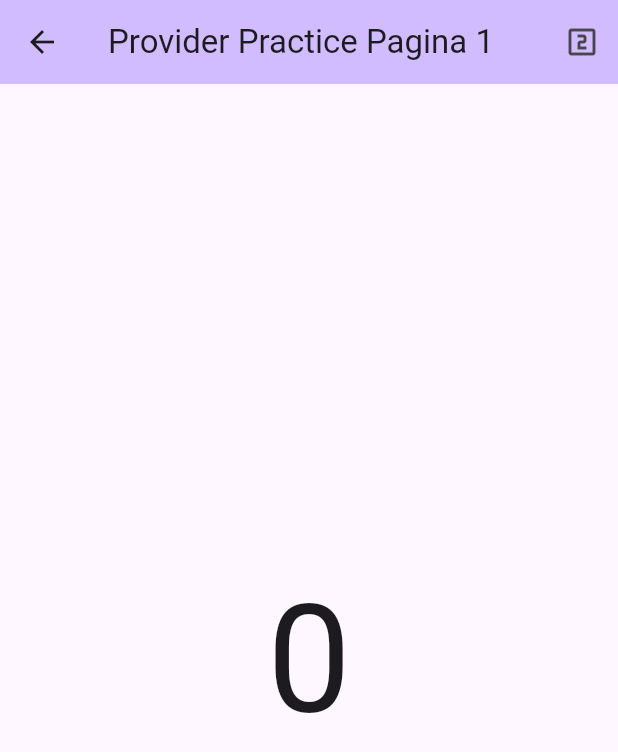
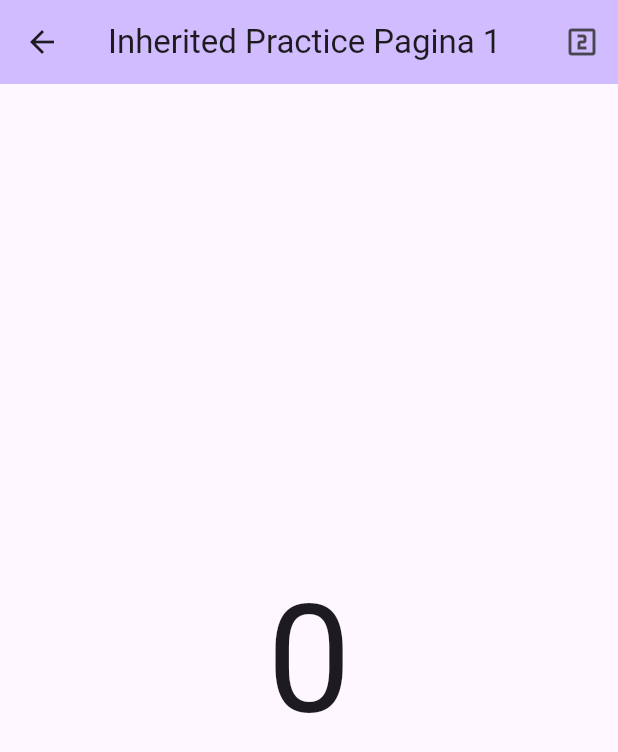
Before and after one commit to DevmenteSac/inherited-practice, a Flutter app: the screen it shows after launch, after a tap on the "looks one" icon, on a phone screen of 412 x 824 dp. Shown: the top 752 px of the screen. Run offline on Flutter 3.47's test engine with Material 3 defaults, Android fonts, the light colour scheme and no system bars.

Commit message:
inherited title change

```diff
--- a/lib/main.dart
+++ b/lib/main.dart
@@ -4,7 +4,7 @@ import 'package:inherited_practice/providers/counter_provider.dart';
 import 'package:inherited_practice/screens/home_screen.dart';
 
 void main() {
-  runApp(MyApp());
+  runApp(const MyApp());
 }
 
 class MyApp extends StatelessWidget {
@@ -17,7 +17,7 @@ class MyApp extends StatelessWidget {
       counterProvider: counterProvider,
       child: MaterialApp(
         debugShowCheckedModeBanner: false,
-        title: 'Material App',
+        title: 'Ah App',
         theme: ThemeData(primarySwatch: Colors.purple),
         home: const HomeScreen(),
       ),
--- a/lib/screens/home_screen.dart
+++ b/lib/screens/home_screen.dart
@@ -28,7 +28,7 @@ class _HomeScreenState extends State<HomeScreen> {
     return Scaffold(
       appBar: AppBar(
         backgroundColor: Theme.of(context).colorScheme.inversePrimary,
-        title: const Text("Provider Practice"),
+        title: const Text("Inherited Practice"),
         actions: [
           IconButton(
               onPressed: () {
--- a/lib/screens/page1.dart
+++ b/lib/screens/page1.dart
@@ -22,7 +22,7 @@ class _Page1State extends State<Page1> {
     return Scaffold(
       appBar: AppBar(
         backgroundColor: Theme.of(context).colorScheme.inversePrimary,
-        title: const Text("Provider Practice Pagina 1"),
+        title: const Text("Inherited Practice Pagina 1"),
         actions: [
           IconButton(
               onPressed: () {
--- a/lib/screens/page2.dart
+++ b/lib/screens/page2.dart
@@ -15,7 +15,7 @@ class _Page2State extends State<Page2> {
     return Scaffold(
       appBar: AppBar(
         backgroundColor: Theme.of(context).colorScheme.inversePrimary,
-        title: const Text("Provider Practice Pagina 2"),
+        title: const Text("Inherited Practice Pagina 2"),
       ),
       body: Center(
         child: Column(
```
